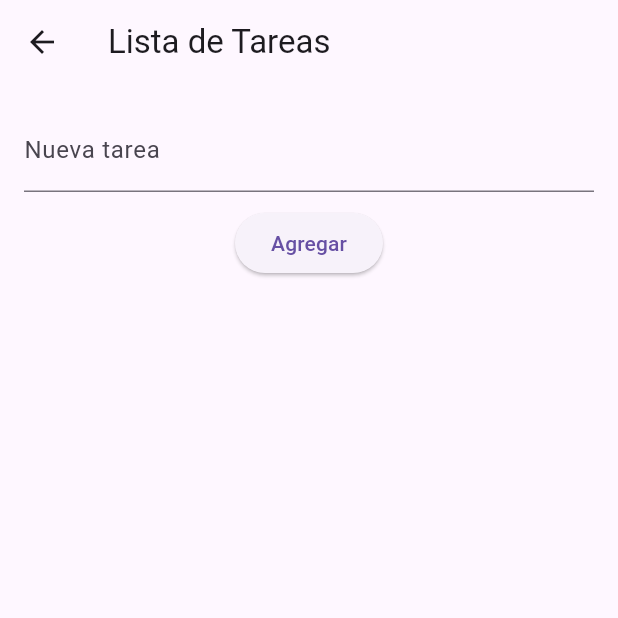
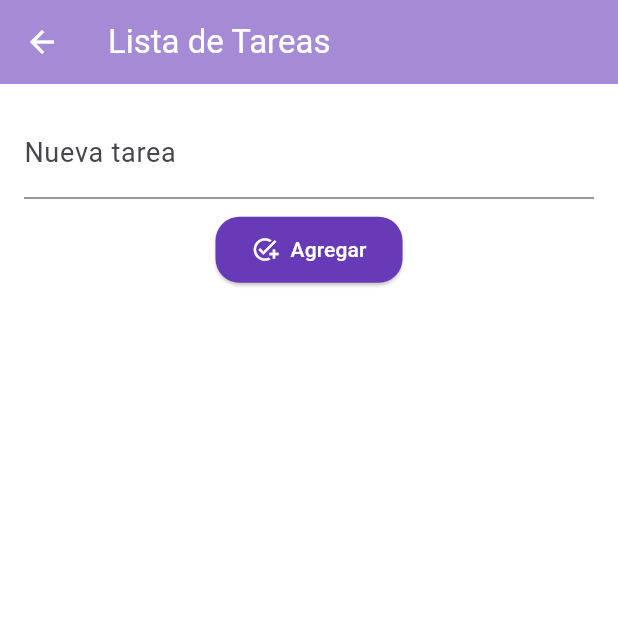
Before and after one commit to Abrilskop/pruebaswidgets_flutter, a Flutter app: the screen it shows after launch, after a tap on "Ir a Lista", on a phone screen of 412 x 824 dp, the top half of it. Run offline on Flutter 3.47's test engine with Material 3 defaults, Android fonts, the phone set to English and light mode, and no system bars.

Commit message:
design: add modern interface

```diff
--- a/lib/counter_page.dart
+++ b/lib/counter_page.dart
@@ -29,6 +29,7 @@ class _CounterPageState extends State<CounterPage> {
     });
   }
 
+
   void _navigate() {
     if (_nameController.text.isNotEmpty) {
       Navigator.pushNamed(
@@ -42,54 +43,87 @@ class _CounterPageState extends State<CounterPage> {
   @override
   Widget build(BuildContext context) {
     return Scaffold(
-      appBar: AppBar(title: const Text('Contador')),
-      body: Padding(
-        padding: const EdgeInsets.all(16.0),
+      extendBodyBehindAppBar: true,
+      appBar: AppBar(
+        title: const Text('Contador'),
+        backgroundColor: Colors.deepPurple.withOpacity(0.8),
+      ),
+      body: Container(
+        decoration: const BoxDecoration(
+          gradient: LinearGradient(
+            colors: [Color(0xFF7B42F6), Color(0xFFB01EFF)],
+            begin: Alignment.topLeft,
+            end: Alignment.bottomRight,
+          ),
+        ),
+        child: Padding(
+          padding: const EdgeInsets.symmetric(horizontal: 20, vertical: 60),
           child: Column(
             children: [
-            TextField(
+              Container(
+                padding: const EdgeInsets.all(16),
+                decoration: BoxDecoration(
+                  color: Colors.white.withOpacity(0.15),
+                  borderRadius: BorderRadius.circular(20),
+                ),
+                child: TextField(
                   key: const Key('nameField'),
                   controller: _nameController,
-              decoration: const InputDecoration(labelText: 'Nombre'),
+                  style: const TextStyle(color: Colors.white),
+                  decoration: const InputDecoration(
+                    labelText: 'Nombre',
+                    labelStyle: TextStyle(color: Colors.white70),
+                    enabledBorder: UnderlineInputBorder(
+                      borderSide: BorderSide(color: Colors.white54),
                     ),
-            const SizedBox(height: 10),
-            Text('Contador: $_counter', key: const Key('counterText')),
-            Row(
-              mainAxisAlignment: MainAxisAlignment.center,
+                  ),
+                ),
+              ),
+              const SizedBox(height: 20),
+              Text(
+                'Contador: $_counter',
+                key: const Key('counterText'),
+                style: const TextStyle(fontSize: 28, color: Colors.white),
+              ),
+              const SizedBox(height: 20),
+              Wrap(
+                spacing: 10,
                 children: [
                   ElevatedButton(
                     key: const Key('incrementBtn'),
                     onPressed: _increment,
-                  child: const Text('+'),
+                    child: const Icon(Icons.add),
                   ),
-                const SizedBox(width: 10),
                   ElevatedButton(
                     key: const Key('decrementBtn'),
                     onPressed: _decrement,
-                  child: const Text('-'),
+                    child: const Icon(Icons.remove),
                   ),
-                const SizedBox(width: 10),
                   ElevatedButton(
                     key: const Key('resetBtn'),
                     onPressed: _reset,
-                  child: const Text('Reset'),
+                    child: const Icon(Icons.refresh),
                   ),
                 ],
               ),
-            const SizedBox(height: 20),
-            ElevatedButton(
+              const SizedBox(height: 30),
+              ElevatedButton.icon(
                 key: const Key('navigateBtn'),
                 onPressed: _navigate,
-              child: const Text('Ir a Resultados'),
+                icon: const Icon(Icons.arrow_forward),
+                label: const Text('Ir a Resultados'),
               ),
-            ElevatedButton(
+              const SizedBox(height: 10),
+              ElevatedButton.icon(
                 key: const Key('goToListBtn'),
                 onPressed: () {
                   Navigator.pushNamed(context, '/list');
                 },
-              child: const Text('Ir a Lista'),
+                icon: const Icon(Icons.list),
+                label: const Text('Ir a Lista'),
               ),
             ],
+          ),
         ),
       ),
     );
--- a/lib/list_page.dart
+++ b/lib/list_page.dart
@@ -35,10 +35,11 @@ class _ListPageState extends State<ListPage> {
               decoration: const InputDecoration(labelText: 'Nueva tarea'),
             ),
             const SizedBox(height: 10),
-            ElevatedButton(
+            ElevatedButton.icon(
               key: const Key('addTaskBtn'),
               onPressed: _addTask,
-              child: const Text('Agregar'),
+              icon: const Icon(Icons.add_task),
+              label: const Text('Agregar'),
             ),
             const SizedBox(height: 10),
             Expanded(
--- a/lib/main.dart
+++ b/lib/main.dart
@@ -13,11 +13,32 @@ class MyApp extends StatelessWidget {
   @override
   Widget build(BuildContext context) {
     return MaterialApp(
+      debugShowCheckedModeBanner: false,
       title: 'Widget Test App',
+      theme: ThemeData(
+        colorScheme: ColorScheme.fromSeed(seedColor: Colors.deepPurple),
+        useMaterial3: true,
+        scaffoldBackgroundColor: Colors.white.withOpacity(0.95),
+        textTheme: const TextTheme(
+          bodyLarge: TextStyle(fontSize: 18),
+        ),
+        appBarTheme: AppBarTheme(
+          backgroundColor: Colors.deepPurple.shade300.withOpacity(0.85),
+          foregroundColor: Colors.white,
+        ),
+        elevatedButtonTheme: ElevatedButtonThemeData(
+          style: ElevatedButton.styleFrom(
+            backgroundColor: Colors.deepPurple,
+            foregroundColor: Colors.white,
+            padding: const EdgeInsets.symmetric(horizontal: 24, vertical: 12),
+            shape: RoundedRectangleBorder(borderRadius: BorderRadius.circular(16)),
+          ),
+        ),
+      ),
       home: const CounterPage(),
       routes: {
         '/result': (context) => const ResultPage(),
-        '/list': (context) => ListPage(),
+        '/list': (context) => const ListPage(),
       },
     );
   }
--- a/lib/result_page.dart
+++ b/lib/result_page.dart
@@ -12,8 +12,11 @@ class ResultPage extends StatelessWidget {
     return Scaffold(
       appBar: AppBar(title: const Text('Resultados')),
       body: Center(
-        child: Text('Hola $name, tu contador es $counter',
-            style: const TextStyle(fontSize: 20), key: Key('resultText')),
+        child: Text(
+          'Hola $name, tu contador es $counter',
+          key: const Key('resultText'),
+          style: const TextStyle(fontSize: 24),
+        ),
       ),
     );
   }
```
Lines whose indentation alone changed are shown as unchanged.
